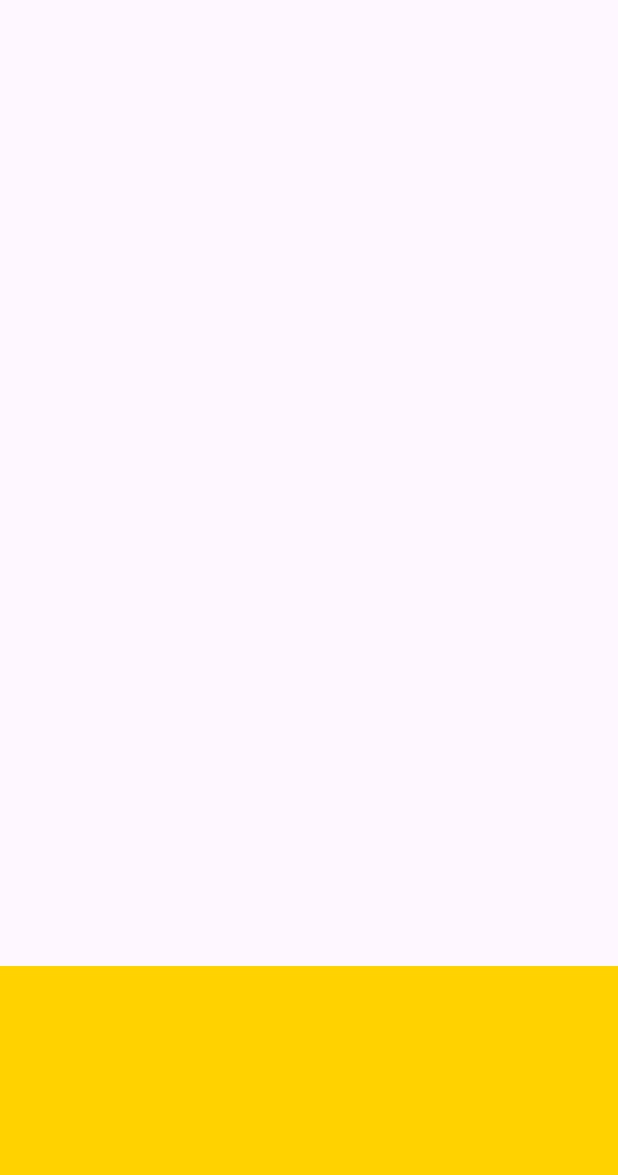
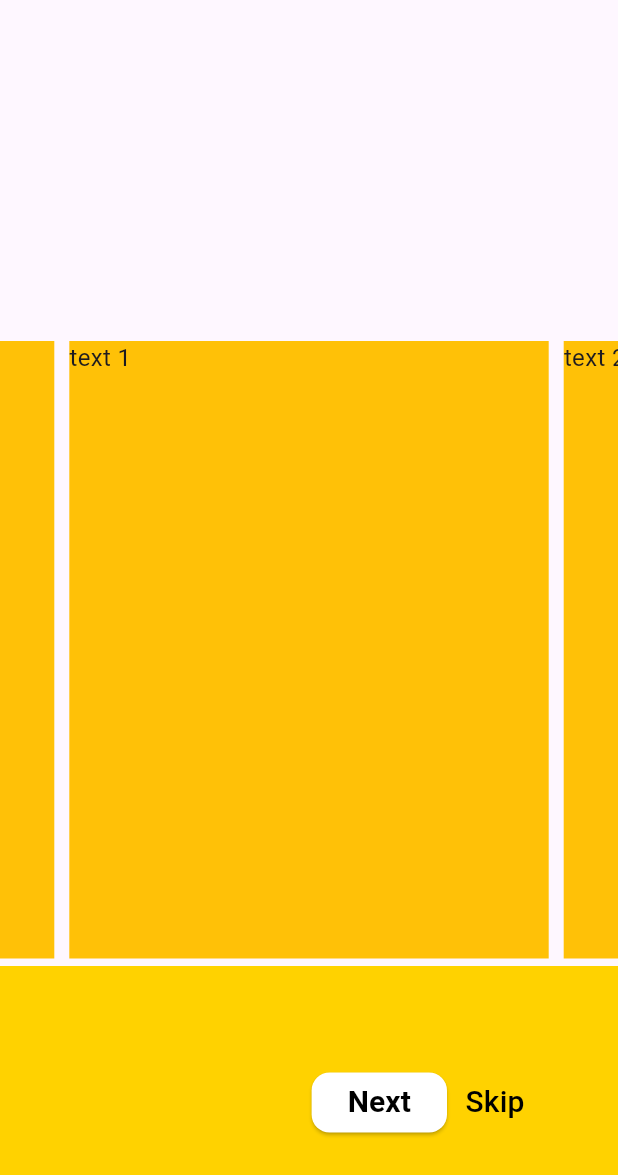
Before and after one commit to WmIsuru2001/Food_app, a Flutter app: the screen it shows after launch, on a phone screen of 412 x 824 dp. Shown: the top 1175 px of the screen. Run offline on Flutter 3.47's test engine with Material 3 defaults, Android fonts, the phone set to English and light mode, and no system bars; drawn by our look-alikes of carousel_slider.

Commit message:
update 1

```diff
--- a/lib/screens/splash_screen/getting_started.dart
+++ b/lib/screens/splash_screen/getting_started.dart
@@ -1,8 +1,15 @@
+import 'package:carousel_slider/carousel_slider.dart';
 import 'package:flutter/material.dart';
 
-class GettingStarted extends StatelessWidget {
+class GettingStarted extends StatefulWidget {
   const GettingStarted({super.key});
 
+  @override
+  State<GettingStarted> createState() => _GettingStartedState();
+}
+
+class _GettingStartedState extends State<GettingStarted> {
+  CarouselSliderController carouselController = CarouselSliderController();
   @override
   Widget build(BuildContext context) {
     final size = MediaQuery.of(context).size;
@@ -10,11 +17,71 @@ class GettingStarted extends StatelessWidget {
       body: Column(
         mainAxisAlignment: MainAxisAlignment.end,
         children: [
-          Container(
-            width: size.width,
-            height: 180,
-            color: const Color(0xffFFD200),
-          )
+          CarouselSlider(
+            options: CarouselOptions(height: size.height / 2),
+            items: [1, 2, 3, 4, 5].map((i) {
+              return Builder(
+                builder: (BuildContext context) {
+                  return Container(
+                      width: MediaQuery.of(context).size.width,
+                      margin: const EdgeInsets.symmetric(horizontal: 5.0),
+                      decoration: const BoxDecoration(color: Colors.amber),
+                      child: Text(
+                        'text $i',
+                        style: const TextStyle(fontSize: 16.0),
+                      ));
+                },
+              );
+            }).toList(),
+          ),
+          const SizedBox(
+            height: 5,
+          ),
+          Stack(
+            children: [
+              Container(
+                width: size.width,
+                height: 180,
+                color: const Color(0xffFFD200),
+              ),
+              Positioned(
+                bottom: 65,
+                right: 50,
+                child: Row(
+                  mainAxisAlignment: MainAxisAlignment.end,
+                  children: [
+                    ElevatedButton(
+                      onPressed: () {},
+                      style: ElevatedButton.styleFrom(
+                        backgroundColor: const Color(0xffffffff),
+                        shape: RoundedRectangleBorder(
+                          borderRadius: BorderRadius.circular(12),
+                        ),
+                      ),
+                      child: const Text(
+                        "Next",
+                        style: TextStyle(
+                          fontSize: 20,
+                          fontWeight: FontWeight.w700,
+                          color: Colors.black,
+                        ),
+                      ),
+                    ),
+                    TextButton(
+                      onPressed: () {},
+                      child: const Text(
+                        "Skip",
+                        style: TextStyle(
+                          fontSize: 20,
+                          color: Color(0xff000000),
+                        ),
+                      ),
+                    ),
+                  ],
+                ),
+              )
+            ],
+          ),
         ],
       ),
     );
--- a/pubspec.yaml
+++ b/pubspec.yaml
@@ -28,6 +28,7 @@ environment:
 # the latest version available on pub.dev. To see which dependencies have newer
 # versions available, run `flutter pub outdated`.
 dependencies:
+
   flutter:
     sdk: flutter
 
@@ -35,6 +36,7 @@ dependencies:
   # The following adds the Cupertino Icons font to your application.
   # Use with the CupertinoIcons class for iOS style icons.
   cupertino_icons: ^1.0.8
+  carousel_slider: ^5.1.1
 
 dev_dependencies:
   flutter_test:
```
Also changed, not shown: pubspec.lock.
